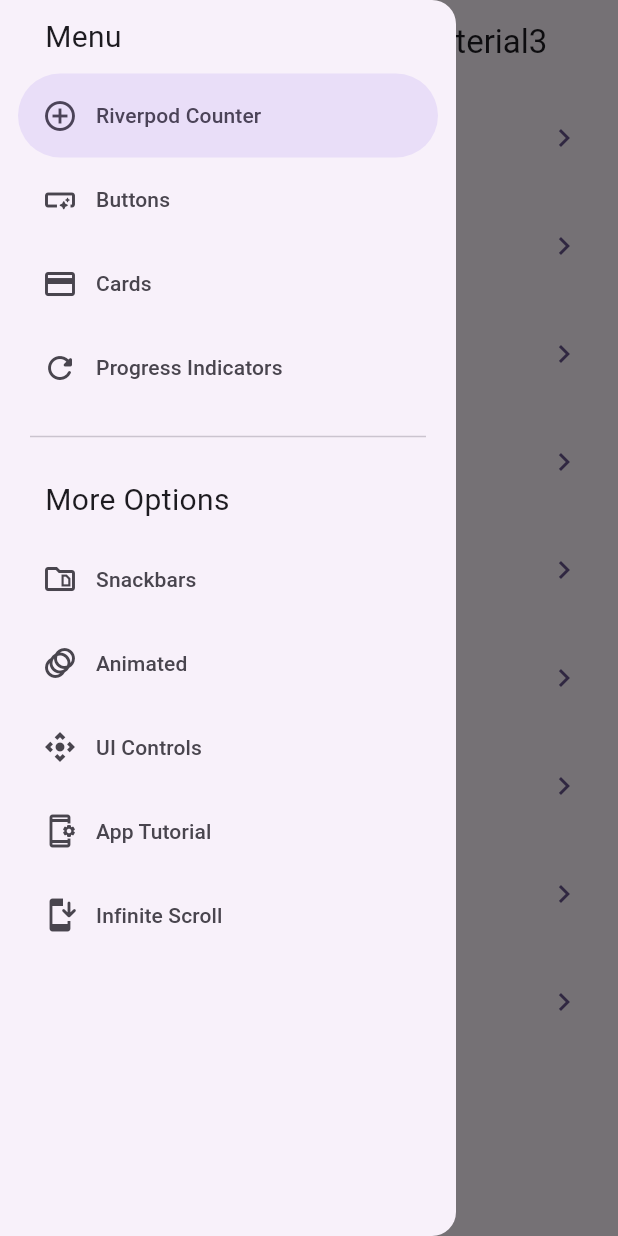
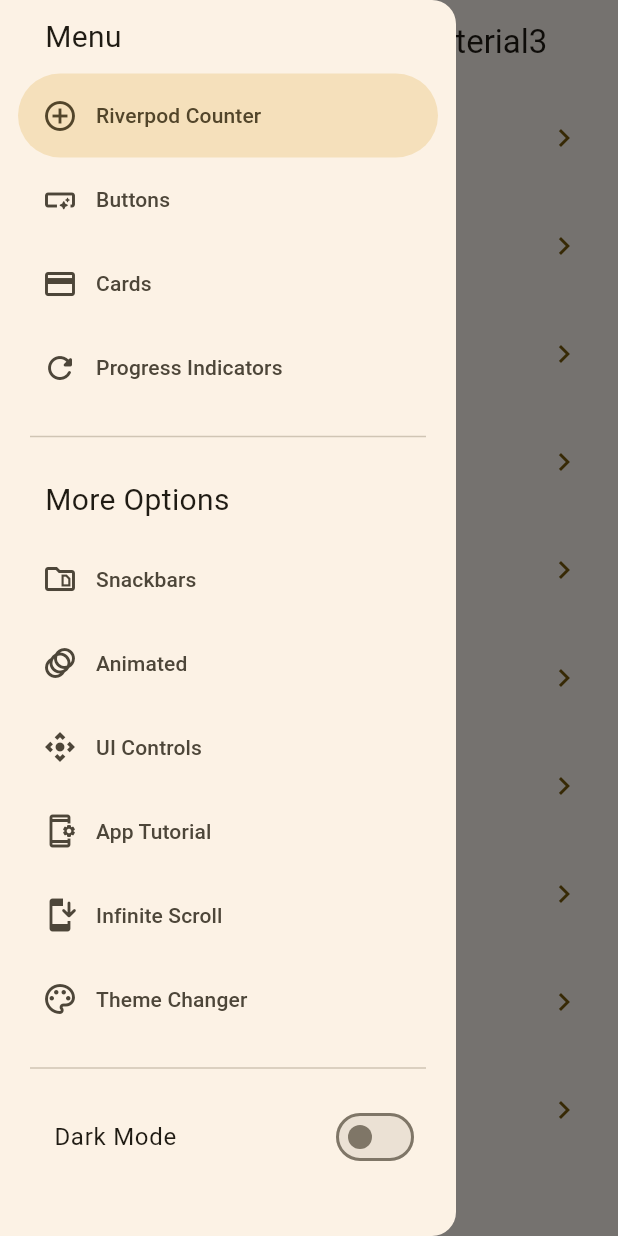
Before and after one commit to brihanPenayo/widgep_app, a Flutter app: the screen it shows after launch, with the side drawer open, on a phone screen of 412 x 824 dp. Run offline on Flutter 3.47's test engine with Material 3 defaults, Android fonts, the phone set to English and light mode, and no system bars; our stand-ins replace animate_do, flutter_riverpod, go_router.

Commit message:
se agrega screen theme changer, junto con estados del tema

```diff
--- a/lib/config/menuItems/menu_items.dart
+++ b/lib/config/menuItems/menu_items.dart
@@ -59,4 +59,9 @@ const appMenuItems = <MenuItems>[
       link: '/infinite-scroll',
       subTitle: 'Infinite scroll en flutter',
       icon: Icons.install_mobile_rounded),
+  MenuItems(
+      title: 'Theme Changer',
+      link: '/theme-changer',
+      subTitle: 'Cambiar tema en flutter',
+      icon: Icons.color_lens_outlined),
 ];
--- a/lib/config/router/app_router.dart
+++ b/lib/config/router/app_router.dart
@@ -56,5 +56,10 @@ final appRouter = GoRouter(
       name: CounterScreen.name,
       builder: (context, state) => const CounterScreen(),
     ),
+    GoRoute(
+      path: '/theme-changer',
+      name: ThemeChanger.name,
+      builder: (context, state) => const ThemeChanger(),
+    ),
   ],
 );
--- a/lib/main.dart
+++ b/lib/main.dart
@@ -14,7 +14,8 @@ class MainApp extends ConsumerWidget {
   @override
   Widget build(BuildContext context, WidgetRef ref) {
     final isDark = ref.watch(isDarkMode);
-    final theme = AppTheme(selectedColor: 2, darkMode: isDark).theme();
+    final colorIndex = ref.watch(indexColor);
+    final theme = AppTheme(selectedColor: colorIndex, darkMode: isDark).theme();
     return MaterialApp.router(
       routerConfig: appRouter,
       debugShowCheckedModeBanner: false,
--- a/lib/presentation/providers/theme_provider.dart
+++ b/lib/presentation/providers/theme_provider.dart
@@ -1,3 +1,6 @@
 import 'package:flutter_riverpod/flutter_riverpod.dart';
+import 'package:widget_app/config/theme/app_theme.dart';
 
 final isDarkMode = StateProvider<bool>((ref) => false);
+final selectedColor = Provider((ref) => colors);
+final indexColor = StateProvider<int>((ref) => 0);
--- a/lib/presentation/screens/screens.dart
+++ b/lib/presentation/screens/screens.dart
@@ -1,10 +1,11 @@
+export 'package:widget_app/presentation/screens/theme_changer/theme_changer_screen.dart';
 export 'package:widget_app/presentation/screens/buttons/buttons_screen.dart';
 export 'package:widget_app/presentation/screens/cards/cards_screen.dart';
 export 'package:widget_app/presentation/screens/home/home_screen.dart';
 export 'package:widget_app/presentation/screens/infinite_scroll/infinite_scroll_screen.dart';
 export 'package:widget_app/presentation/screens/progress/progress_screen.dart';
+export 'package:widget_app/presentation/screens/ui_controls/ui_controls_screen.dart';
 export 'package:widget_app/presentation/screens/snackbar/snackbar_screen.dart';
-export 'package:widget_app/presentation/screens/ui_controls/ui_controls_screen.dart';
 export 'package:widget_app/presentation/screens/animated/animated_screen.dart';
 export 'package:widget_app/presentation/screens/app_tutorial/app_tutorial_screen.dart';
 export 'package:widget_app/presentation/screens/counter/counter_screen.dart';
--- a/lib/presentation/widgets/custom_drawer/custom_drawer.dart
+++ b/lib/presentation/widgets/custom_drawer/custom_drawer.dart
@@ -1,6 +1,8 @@
 import 'package:flutter/material.dart';
+import 'package:flutter_riverpod/flutter_riverpod.dart';
 import 'package:go_router/go_router.dart';
 import 'package:widget_app/config/menuItems/menu_items.dart';
+import 'package:widget_app/presentation/providers/theme_provider.dart';
 
 class CustomDrawer extends StatefulWidget {
   final GlobalKey<ScaffoldState> scaffoldKey;
@@ -54,6 +56,21 @@ class _CustomDrawerState extends State<CustomDrawer> {
               (item) => NavigationDrawerDestination(
                   icon: Icon(item.icon), label: Text(item.title)),
             ),
+        const Padding(
+          padding: EdgeInsets.symmetric(horizontal: 20, vertical: 10),
+          child: Divider(),
+        ),
+        Consumer(builder: (context, ref, child) {
+          final isDark = ref.watch(isDarkMode);
+          return Padding(
+              padding: const EdgeInsets.only(left: 20),
+              child: SwitchListTile(
+                  title: const Text('Dark Mode'),
+                  value: isDark,
+                  onChanged: (value) {
+                    ref.read(isDarkMode.notifier).state = value;
+                  }));
+        })
       ],
     );
   }
```
Also changed, not shown: lib/presentation/screens/theme_changer/theme_changer_screen.dart (added, +45 -0 lines).
